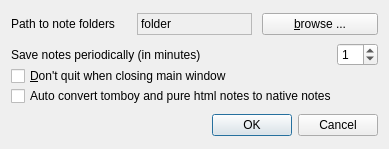
Before: the Qt Designer form src/ui/preferences.ui in hakaishi/nobleNote, drawn with Qt 5.
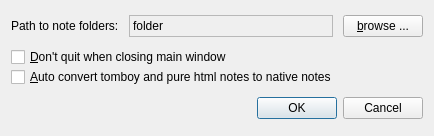
After: the same form once the commit is applied. Icons and pictures are not drawn.

Commit message: removed unnecessary uncommented code and added updating models and dirs when path in preferences has changed

What changed in the file:
```diff
--- a/src/ui/preferences.ui
+++ b/src/ui/preferences.ui
@@ -6,8 +6,8 @@
    <rect>
     <x>0</x>
     <y>0</y>
-    <width>386</width>
-    <height>149</height>
+    <width>434</width>
+    <height>136</height>
    </rect>
   </property>
   <property name="windowTitle">
@@ -30,6 +30,12 @@
    </item>
    <item row="0" column="2">
     <widget class="QPushButton" name="browseButton">
+     <property name="sizePolicy">
+      <sizepolicy hsizetype="Fixed" vsizetype="Fixed">
+       <horstretch>0</horstretch>
+       <verstretch>0</verstretch>
+      </sizepolicy>
+     </property>
      <property name="text">
       <string>&amp;browse ...</string>
      </property>
@@ -37,44 +43,14 @@
    </item>
    <item row="1" column="0" colspan="3">
     <layout class="QGridLayout" name="gridLayout_2">
-     <item row="0" column="1">
-      <spacer name="horizontalSpacer">
-       <property name="orientation">
-        <enum>Qt::Horizontal</enum>
-       </property>
-       <property name="sizeHint" stdset="0">
-        <size>
-         <width>40</width>
-         <height>20</height>
-        </size>
-       </property>
-      </spacer>
-     </item>
-     <item row="0" column="2">
-      <widget class="QSpinBox" name="pSpin">
-       <property name="maximum">
-        <number>60</number>
-       </property>
-       <property name="value">
-        <number>1</number>
-       </property>
-      </widget>
-     </item>
-     <item row="0" column="0">
-      <widget class="QLabel" name="label_2">
-       <property name="text">
-        <string>Save notes periodically (in minutes)</string>
-       </property>
-      </widget>
-     </item>
-     <item row="2" column="0">
-      <widget class="QCheckBox" name="convertNotes">
-       <property name="text">
-        <string>Auto convert tomboy and pure html notes to native notes</string>
-       </property>
-      </widget>
-     </item>
      <item row="1" column="0">
+      <widget class="QCheckBox" name="convertNotes">
+       <property name="text">
+        <string>&amp;Auto convert tomboy and pure html notes to native notes</string>
+       </property>
+      </widget>
+     </item>
+     <item row="0" column="0">
       <widget class="QCheckBox" name="dontQuit">
        <property name="text">
         <string>&amp;Don't quit when closing main window</string>
@@ -85,8 +61,14 @@
    </item>
    <item row="0" column="0">
     <widget class="QLabel" name="label">
+     <property name="sizePolicy">
+      <sizepolicy hsizetype="Fixed" vsizetype="Fixed">
+       <horstretch>0</horstretch>
+       <verstretch>0</verstretch>
+      </sizepolicy>
+     </property>
      <property name="text">
-      <string>Path to note folders</string>
+      <string>Path to note folders:</string>
      </property>
     </widget>
    </item>
```
Left out of the diff: 1 changed line with no effect on the pictures. The commit also changes 5 other files.
